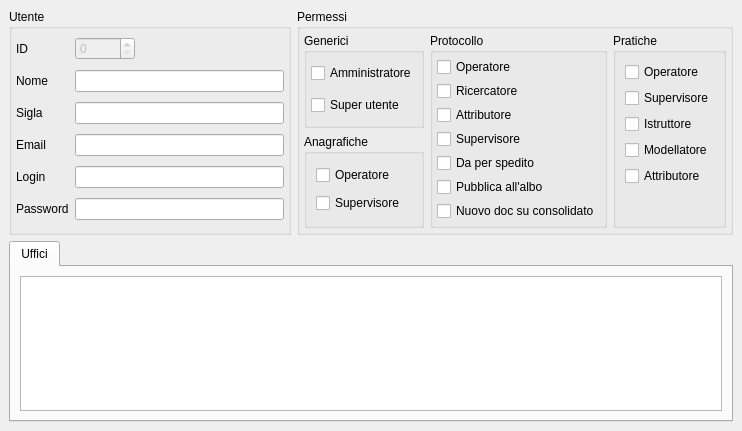
Before: the Qt Designer form src/com/axiastudio/suite/base/forms/utente.ui in tizianolattisi/suitegda, drawn with Qt 5.
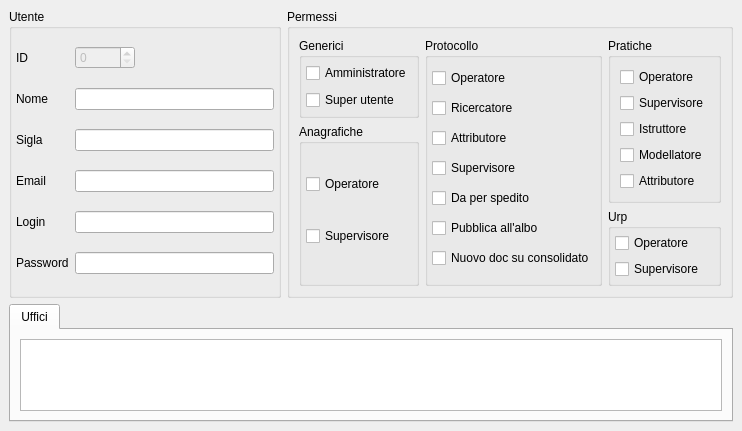
After: the same form once the commit is applied. Custom widgets are drawn as their Qt base class.

Commit message: Flag di gestione urp.

Diff of the .ui file:
```diff
--- a/src/com/axiastudio/suite/base/forms/utente.ui
+++ b/src/com/axiastudio/suite/base/forms/utente.ui
@@ -160,9 +160,41 @@
        <string>Permessi</string>
       </property>
       <layout class="QGridLayout" name="gridLayout_2">
-       <property name="margin">
-        <number>4</number>
-       </property>
+       <item row="1" column="0" rowspan="2">
+        <widget class="QGroupBox" name="groupBox_6">
+         <property name="title">
+          <string>Anagrafiche</string>
+         </property>
+         <layout class="QGridLayout" name="gridLayout_4">
+          <property name="leftMargin">
+           <number>4</number>
+          </property>
+          <property name="topMargin">
+           <number>4</number>
+          </property>
+          <item row="0" column="0">
+           <widget class="QCheckBox" name="checkBox_5">
+            <property name="text">
+             <string>Operatore</string>
+            </property>
+            <property name="column" stdset="0">
+             <string>operatoreanagrafiche</string>
+            </property>
+           </widget>
+          </item>
+          <item row="1" column="0">
+           <widget class="QCheckBox" name="checkBox_11">
+            <property name="text">
+             <string>Supervisore</string>
+            </property>
+            <property name="column" stdset="0">
+             <string>supervisoreanagrafiche</string>
+            </property>
+           </widget>
+          </item>
+         </layout>
+        </widget>
+       </item>
        <item row="0" column="0">
         <widget class="QGroupBox" name="groupBox_5">
          <property name="title">
@@ -195,7 +227,48 @@
          </layout>
         </widget>
        </item>
-       <item row="0" column="1" rowspan="2">
+       <item row="2" column="2">
+        <widget class="QGroupBox" name="groupBox_7">
+         <property name="title">
+          <string>Urp</string>
+         </property>
+         <layout class="QVBoxLayout" name="verticalLayout_6">
+          <property name="leftMargin">
+           <number>4</number>
+          </property>
+          <property name="topMargin">
+           <number>4</number>
+          </property>
+          <property name="rightMargin">
+           <number>4</number>
+          </property>
+          <property name="bottomMargin">
+           <number>4</number>
+          </property>
+          <item>
+           <widget class="QCheckBox" name="checkBox_19">
+            <property name="text">
+             <string>Operatore</string>
+            </property>
+            <property name="column" stdset="0">
+             <string>operatoreurp</string>
+            </property>
+           </widget>
+          </item>
+          <item>
+           <widget class="QCheckBox" name="checkBox_20">
+            <property name="text">
+             <string>Supervisore</string>
+            </property>
+            <property name="column" stdset="0">
+             <string>supervisoreurp</string>
+            </property>
+           </widget>
+          </item>
+         </layout>
+        </widget>
+       </item>
+       <item row="0" column="1" rowspan="3">
         <widget class="QGroupBox" name="groupBox_3">
          <property name="title">
           <string>Protocollo</string>
@@ -333,48 +406,6 @@
             </property>
             <property name="column" stdset="0">
              <string>attributorepratiche</string>
-            </property>
-           </widget>
-          </item>
-          <item>
-           <spacer name="verticalSpacer_2">
-            <property name="orientation">
-             <enum>Qt::Vertical</enum>
-            </property>
-            <property name="sizeHint" stdset="0">
-             <size>
-              <width>20</width>
-              <height>65</height>
-             </size>
-            </property>
-           </spacer>
-          </item>
-         </layout>
-        </widget>
-       </item>
-       <item row="1" column="0">
-        <widget class="QGroupBox" name="groupBox_6">
-         <property name="title">
-          <string>Anagrafiche</string>
-         </property>
-         <layout class="QGridLayout" name="gridLayout_4">
-          <item row="0" column="0">
-           <widget class="QCheckBox" name="checkBox_5">
-            <property name="text">
-             <string>Operatore</string>
-            </property>
-            <property name="column" stdset="0">
-             <string>operatoreanagrafiche</string>
-            </property>
-           </widget>
-          </item>
-          <item row="1" column="0">
-           <widget class="QCheckBox" name="checkBox_11">
-            <property name="text">
-             <string>Supervisore</string>
-            </property>
-            <property name="column" stdset="0">
-             <string>supervisoreanagrafiche</string>
             </property>
            </widget>
           </item>
```
Left out of the diff: 33 changed lines with no effect on the pictures. The commit also changes 2 other files.
